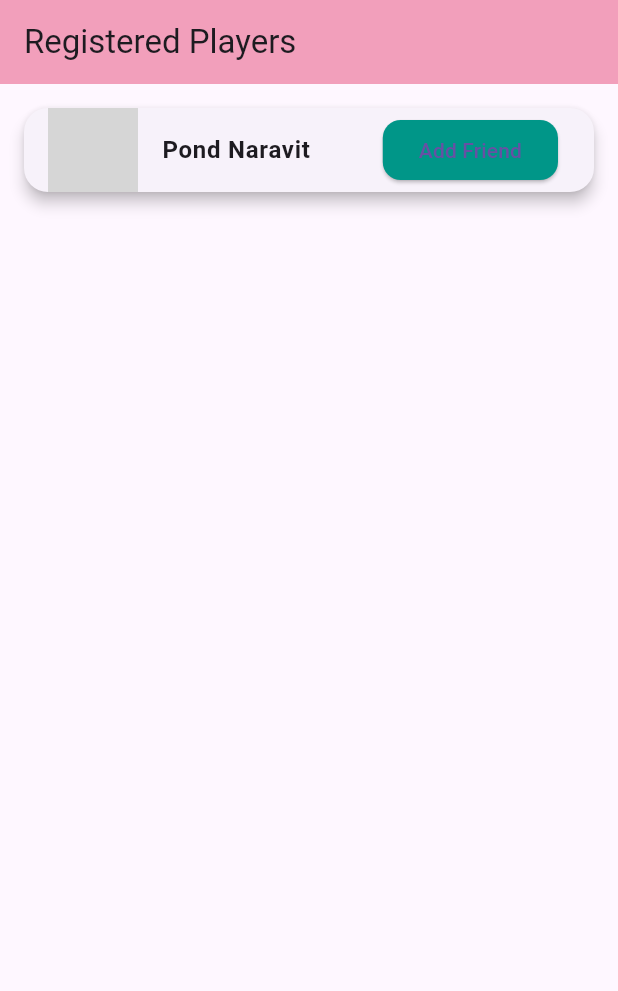
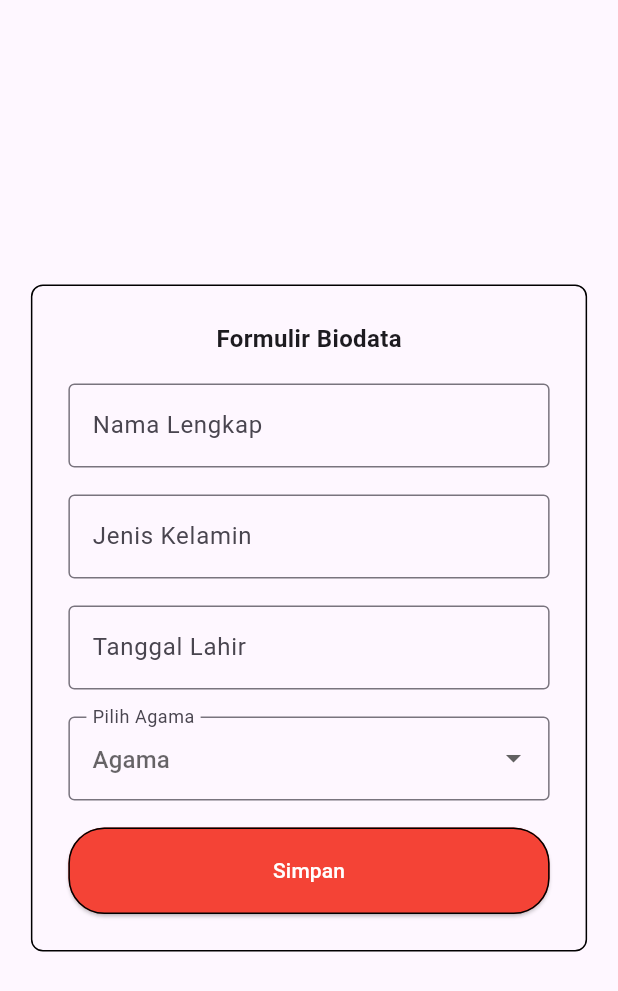
Before and after one commit to kiranaa-SA/flutter_kirana, a Flutter app: the screen it shows after launch, on a phone screen of 412 x 824 dp. Shown: the top 991 px of the screen. Run offline on Flutter 3.47's test engine with Material 3 defaults, Android fonts, the light colour scheme and no system bars; grey boxes are pictures that could not be loaded.

Commit message:
flutter day 4

```diff
--- /dev/null
+++ b/lib/belajar_form/form_screen.dart
@@ -0,0 +1,197 @@
+// ignore_for_file: prefer_const_constructors, avoid_print
+
+import 'package:kirana_project/helpers/size_helper.dart';
+import 'package:flutter/material.dart';
+import 'package:intl/intl.dart';
+import 'package:kirana_project/belajar_form/form_output_screen.dart';
+
+class BelajarForm extends StatefulWidget {
+  const BelajarForm({super.key});
+
+  @override
+  State<BelajarForm> createState() => _BelajarFormState();
+}
+
+class _BelajarFormState extends State<BelajarForm> {
+  final _formKey = GlobalKey<FormState>();
+
+  TextEditingController namaController = TextEditingController();
+  TextEditingController jkController = TextEditingController();
+  TextEditingController tglLahirController = TextEditingController();
+
+  String? agama;
+  List<String> agamas = [
+    "Islam",
+    "Kristen",
+    "Katolik",
+    "Hindu",
+    "Budha",
+    "Khonghucu"
+  ];
+
+  @override
+  void initState() {
+    tglLahirController.text = "";
+    super.initState();
+  }
+
+  @override
+  Widget build(BuildContext context) {
+    return Scaffold(
+      body: Center(
+        child: SingleChildScrollView(
+          child: Container(
+            width: displayWidth(context) * 0.9,
+            margin: EdgeInsets.all(16),
+            decoration: ShapeDecoration(
+              shape: RoundedRectangleBorder(
+                side: BorderSide(color: Colors.black),
+                borderRadius: BorderRadius.circular(8),
+              ),
+            ),
+            child: Padding(
+              padding: EdgeInsets.all(24),
+              child: Form(
+                key: _formKey,
+                child: Column(
+                  mainAxisAlignment: MainAxisAlignment.center,
+                  children: [
+                    Text(
+                      "Formulir Biodata",
+                      style: TextStyle(
+                        fontWeight: FontWeight.bold,
+                        fontSize: 16,
+                      ),
+                    ),
+                    SizedBox(height: 18),
+                    TextFormField(
+                      controller: namaController,
+                      decoration: InputDecoration(
+                        hintText: "Nama Lengkap",
+                        border: OutlineInputBorder(),
+                      ),
+                      validator: (value) {
+                        if (value!.isEmpty) {
+                          return "Input Nama";
+                        }
+                        return null;
+                      },
+                    ),
+                    SizedBox(height: 18),
+                    TextFormField(
+                      controller: jkController,
+                      decoration: InputDecoration(
+                        hintText: "Jenis Kelamin",
+                        border: OutlineInputBorder(),
+                      ),
+                      validator: (value) {
+                        if (value!.isEmpty) {
+                          return "Input Jenis Kelamin";
+                        }
+                        return null;
+                      },
+                    ),
+                    SizedBox(height: 18),
+                    TextFormField(
+                      controller: tglLahirController,
+                      decoration: InputDecoration(
+                        hintText: "Tanggal Lahir",
+                        border: OutlineInputBorder(),
+                      ),
+                      validator: (value) {
+                        if (value!.isEmpty) {
+                          return "Input Tanggal Lahir";
+                        }
+                        return null;
+                      },
+                      onTap: () async {
+                        DateTime? pickedDate = await showDatePicker(
+                          context: context,
+                          initialDate: DateTime.now(),
+                          firstDate: DateTime(1900),
+                          lastDate: DateTime(2100),
+                        );
+
+                        if (pickedDate != null) {
+                          String tgl =
+                              DateFormat('yyyy-MM-dd').format(pickedDate);
+                          setState(() {
+                            tglLahirController.text = tgl;
+                          });
+                        } else {
+                          print("tanggal tidak dipilih");
+                        }
+                      },
+                    ),
+                    SizedBox(height: 18),
+                    DropdownButtonFormField(
+                      decoration: InputDecoration(
+                        hintText: "Agama",
+                        labelText: "Pilih Agama",
+                        border: OutlineInputBorder(),
+                      ),
+                      items: agamas.map((String item) {
+                        return DropdownMenuItem(
+                          value: item,
+                          child: Text(item),
+                        );
+                      }).toList(),
+                      onChanged: (String? newValue) {
+                        setState(() {
+                          agama = newValue!;
+                        });
+                      },
+                    ),
+                    SizedBox(height: 18),
+                    SizedBox(
+                      width: displayWidth(context) * 0.8,
+                      height: displayHeight(context) * 0.07,
+                      child: ElevatedButton(
+                        style: ElevatedButton.styleFrom(
+                          backgroundColor: Colors.red,
+                          shape: RoundedRectangleBorder(
+                            borderRadius: BorderRadius.circular(24),
+                            side: BorderSide(color: Colors.black),
+                          ),
+                        ),
+                        child: Text(
+                          "Simpan",
+                          style: TextStyle(color: Colors.white),
+                        ),
+                        onPressed: () {
+                          _submit();
+                        },
+                      ),
+                    ),
+                  ],
+                ),
+              ),
+            ),
+          ),
+        ),
+      ),
+    );
+  }
+
+  void _submit() {
+    final isValid = _formKey.currentState!.validate();
+    if (!isValid) return;
+
+    _formKey.currentState!.save();
+    String name = namaController.text;
+    String jk = jkController.text;
+    String tgl = tglLahirController.text;
+
+    Navigator.push(
+      context,
+      MaterialPageRoute(
+        builder: (context) => OutputFormScreen(
+          nama: name,
+          jk: jk,
+          tglLahir: tgl,
+          agama: agama!,
+        ),
+      ),
+    );
+  }
+}
--- /dev/null
+++ b/lib/helpers/size_helper.dart
@@ -0,0 +1,16 @@
+import 'package:flutter/material.dart';
+
+Size displaySize(BuildContext context) {
+  debugPrint('Size = ' + MediaQuery.of(context).size.toString());
+  return MediaQuery.of(context).size;
+}
+
+double displayHeight(BuildContext context) {
+  debugPrint('Height = ' + displaySize(context).height.toString());
+  return displaySize(context).height;
+}
+
+double displayWidth(BuildContext context) {
+  debugPrint('Width = ' + displaySize(context).width.toString());
+  return displaySize(context).width;
+}
--- a/lib/main.dart
+++ b/lib/main.dart
@@ -1,6 +1,8 @@
 // ignore_for_file: prefer_const_constructors
 
 import 'package:flutter/material.dart';
+import 'package:kirana_project/belajar_form/form_output_screen.dart';
+import 'package:kirana_project/belajar_form/form_screen.dart';
 import 'package:kirana_project/latihan/satu.dart';
 import 'package:kirana_project/latihan/dua.dart';
 import 'package:kirana_project/list_view/contoh_dua.dart';
@@ -25,7 +27,7 @@ class BelajarFlutter extends StatelessWidget {
   Widget build(BuildContext context) {
     return MaterialApp(
       debugShowCheckedModeBanner: false,
-      home: Biodata(),
+      home: BelajarForm(),
     );
   }
 }
--- a/pubspec.yaml
+++ b/pubspec.yaml
@@ -32,9 +32,11 @@ dependencies:
     sdk: flutter
 
 
+
   # The following adds the Cupertino Icons font to your application.
   # Use with the CupertinoIcons class for iOS style icons.
   cupertino_icons: ^1.0.2
+  intl: ^0.19.0
 
 dev_dependencies:
   flutter_test:
```
Also changed, not shown: lib/belajar_form/form_output_screen.dart (added, +99 -0 lines), pubspec.lock.
